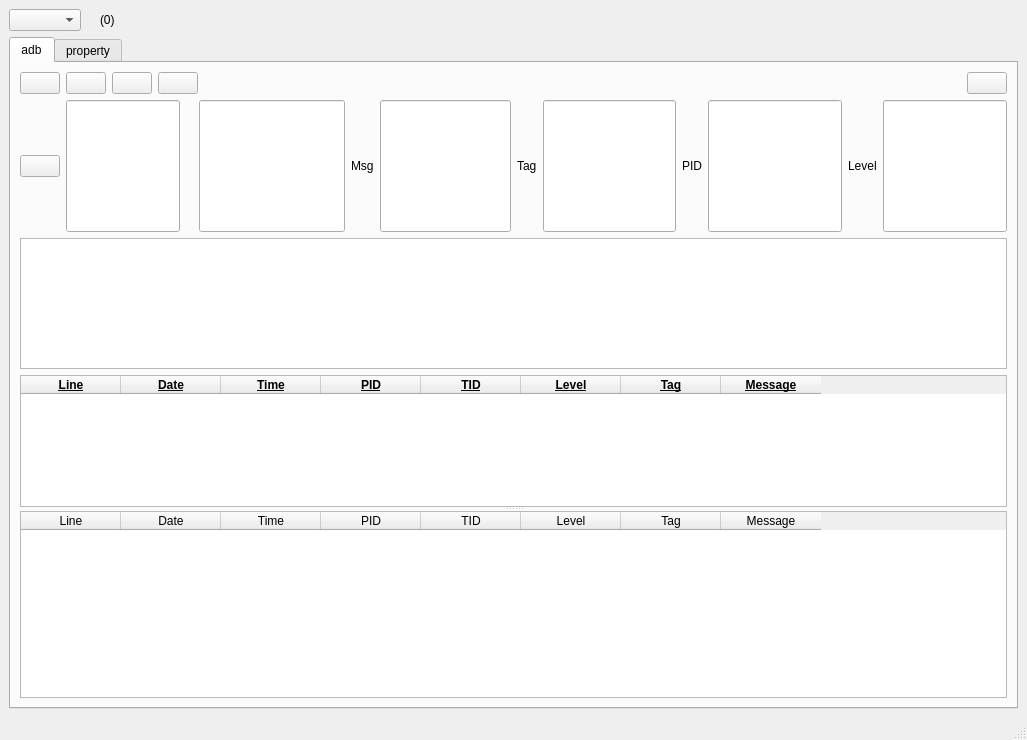
Before: the Qt Designer form src/forms/mainwindow.ui in truongnguyen4/tool-log, drawn with Qt 5.
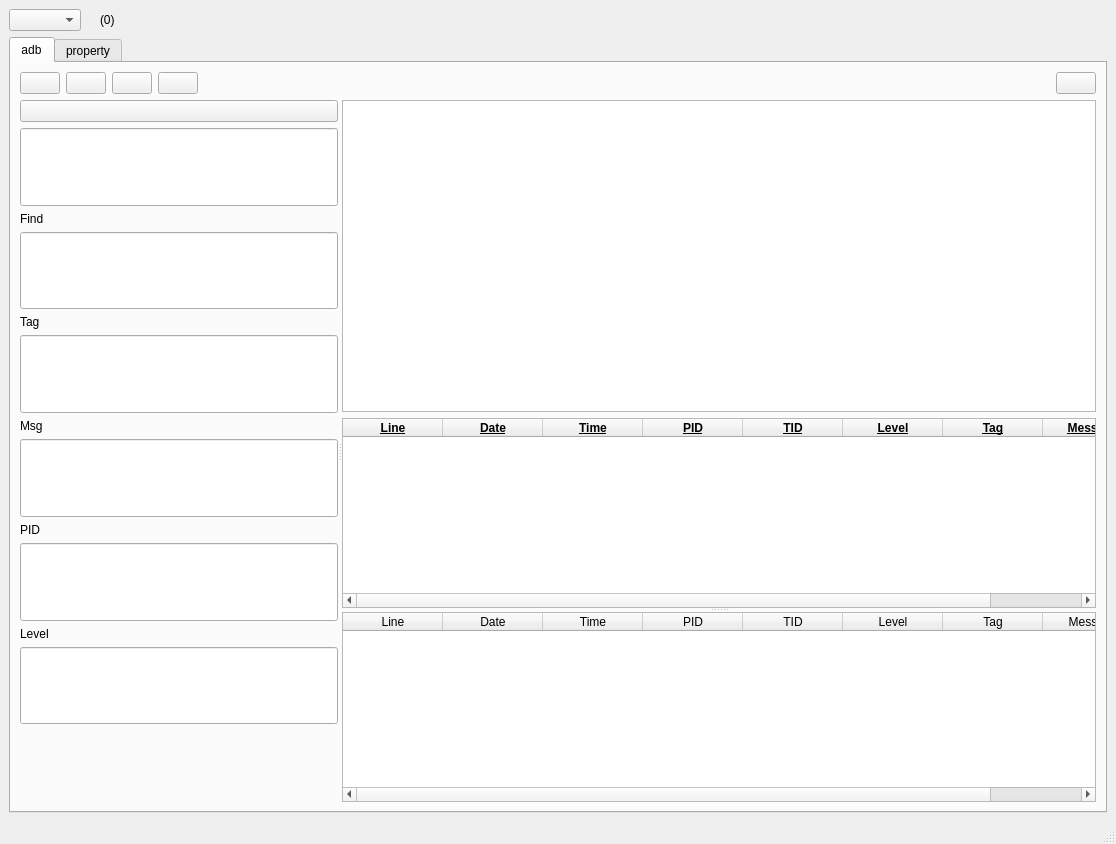
After: the same form once the commit is applied. Icons and pictures are not drawn.

```diff
--- a/src/forms/mainwindow.ui
+++ b/src/forms/mainwindow.ui
@@ -6,8 +6,8 @@
    <rect>
     <x>0</x>
     <y>0</y>
-    <width>1027</width>
-    <height>740</height>
+    <width>1116</width>
+    <height>844</height>
    </rect>
   </property>
   <property name="sizePolicy">
@@ -76,22 +76,14 @@
          <attribute name="title">
           <string>adb</string>
          </attribute>
-         <layout class="QVBoxLayout" name="verticalLayout_2">
+         <layout class="QVBoxLayout" name="verticalLayout_9">
           <item>
-           <widget class="QSplitter" name="splitter">
-            <property name="orientation">
-             <enum>Qt::Orientation::Vertical</enum>
-            </property>
-            <widget class="QWidget" name="verticalLayoutWidget">
-             <property name="focusPolicy">
-              <enum>Qt::FocusPolicy::NoFocus</enum>
-             </property>
-             <layout class="QVBoxLayout" name="verticalLayout" stretch="0,1,1,1">
-              <property name="sizeConstraint">
-               <enum>QLayout::SizeConstraint::SetMaximumSize</enum>
-              </property>
+           <layout class="QVBoxLayout" name="verticalLayout_7">
               <item>
                <layout class="QHBoxLayout" name="horizontalLayout_8">
+              <property name="sizeConstraint">
+               <enum>QLayout::SizeConstraint::SetMinimumSize</enum>
+              </property>
                 <item>
                  <widget class="QPushButton" name="start">
                   <property name="focusPolicy">
@@ -181,9 +173,24 @@
                </layout>
               </item>
               <item>
-               <layout class="QHBoxLayout" name="layout_filter">
-                <item>
-                 <layout class="QHBoxLayout" name="horizontalLayout">
+             <widget class="QSplitter" name="spl_filter_log">
+              <property name="sizePolicy">
+               <sizepolicy hsizetype="Minimum" vsizetype="Expanding">
+                <horstretch>0</horstretch>
+                <verstretch>0</verstretch>
+               </sizepolicy>
+              </property>
+              <property name="frameShadow">
+               <enum>QFrame::Shadow::Plain</enum>
+              </property>
+              <property name="orientation">
+               <enum>Qt::Orientation::Horizontal</enum>
+              </property>
+              <widget class="QWidget" name="verticalLayoutWidget_2">
+               <layout class="QVBoxLayout" name="verticalLayout_2">
+                <property name="sizeConstraint">
+                 <enum>QLayout::SizeConstraint::SetMinimumSize</enum>
+                </property>
                   <item>
                    <widget class="QPushButton" name="save_log">
                     <property name="focusPolicy">
@@ -211,20 +218,10 @@
                     </property>
                    </widget>
                   </item>
-                 </layout>
-                </item>
                 <item>
-                 <layout class="QHBoxLayout" name="horizontalLayout_6">
-                  <item>
-                   <widget class="QLabel" name="label_6">
-                    <property name="focusPolicy">
-                     <enum>Qt::FocusPolicy::NoFocus</enum>
-                    </property>
+                 <widget class="QLabel" name="label_8">
                     <property name="text">
-                     <string/>
-                    </property>
-                    <property name="pixmap">
-                     <pixmap resource="../../resource.qrc">:/icons/find.png</pixmap>
+                   <string>Find</string>
                     </property>
                    </widget>
                   </item>
@@ -244,10 +241,29 @@
                     </property>
                    </widget>
                   </item>
-                 </layout>
+                <item>
+                 <widget class="QLabel" name="label_3">
+                  <property name="focusPolicy">
+                   <enum>Qt::FocusPolicy::NoFocus</enum>
+                  </property>
+                  <property name="text">
+                   <string>Tag</string>
+                  </property>
+                 </widget>
                 </item>
                 <item>
-                 <layout class="QHBoxLayout" name="horizontalLayout_4">
+                 <widget class="QLineEdit" name="tag">
+                  <property name="sizePolicy">
+                   <sizepolicy hsizetype="Expanding" vsizetype="Expanding">
+                    <horstretch>0</horstretch>
+                    <verstretch>0</verstretch>
+                   </sizepolicy>
+                  </property>
+                  <property name="focusPolicy">
+                   <enum>Qt::FocusPolicy::StrongFocus</enum>
+                  </property>
+                 </widget>
+                </item>
                   <item>
                    <widget class="QLabel" name="label_4">
                     <property name="focusPolicy">
@@ -271,37 +287,6 @@
                     </property>
                    </widget>
                   </item>
-                 </layout>
-                </item>
-                <item>
-                 <layout class="QHBoxLayout" name="horizontalLayout_3">
-                  <item>
-                   <widget class="QLabel" name="label_3">
-                    <property name="focusPolicy">
-                     <enum>Qt::FocusPolicy::NoFocus</enum>
-                    </property>
-                    <property name="text">
-                     <string>Tag</string>
-                    </property>
-                   </widget>
-                  </item>
-                  <item>
-                   <widget class="QLineEdit" name="tag">
-                    <property name="sizePolicy">
-                     <sizepolicy hsizetype="Expanding" vsizetype="Expanding">
-                      <horstretch>0</horstretch>
-                      <verstretch>0</verstretch>
-                     </sizepolicy>
-                    </property>
-                    <property name="focusPolicy">
-                     <enum>Qt::FocusPolicy::StrongFocus</enum>
-                    </property>
-                   </widget>
-                  </item>
-                 </layout>
-                </item>
-                <item>
-                 <layout class="QHBoxLayout" name="horizontalLayout_5">
                   <item>
                    <widget class="QLabel" name="label_2">
                     <property name="focusPolicy">
@@ -325,10 +310,6 @@
                     </property>
                    </widget>
                   </item>
-                 </layout>
-                </item>
-                <item>
-                 <layout class="QHBoxLayout" name="horizontalLayout_2">
                   <item>
                    <widget class="QLabel" name="label_5">
                     <property name="focusPolicy">
@@ -352,10 +333,29 @@
                     </property>
                    </widget>
                   </item>
-                 </layout>
+                <item>
+                 <spacer name="verticalSpacer">
+                  <property name="orientation">
+                   <enum>Qt::Orientation::Vertical</enum>
+                  </property>
+                  <property name="sizeHint" stdset="0">
+                   <size>
+                    <width>20</width>
+                    <height>40</height>
+                   </size>
+                  </property>
+                 </spacer>
                 </item>
                </layout>
-              </item>
+              </widget>
+              <widget class="QWidget" name="verticalLayoutWidget">
+               <property name="focusPolicy">
+                <enum>Qt::FocusPolicy::NoFocus</enum>
+               </property>
+               <layout class="QVBoxLayout" name="verticalLayout" stretch="1,0">
+                <property name="sizeConstraint">
+                 <enum>QLayout::SizeConstraint::SetMaximumSize</enum>
+                </property>
               <item>
                <widget class="QTextEdit" name="log">
                 <property name="sizePolicy">
@@ -379,6 +379,10 @@
                </widget>
               </item>
               <item>
+                 <widget class="QSplitter" name="splitter_2">
+                  <property name="orientation">
+                   <enum>Qt::Orientation::Vertical</enum>
+                  </property>
                <widget class="QTableWidget" name="table_logs">
                 <property name="sizePolicy">
                  <sizepolicy hsizetype="Expanding" vsizetype="Expanding">
@@ -506,9 +510,6 @@
                  </property>
                 </column>
                </widget>
-              </item>
-             </layout>
-            </widget>
             <widget class="QTableWidget" name="table_logmark">
              <property name="sizePolicy">
               <sizepolicy hsizetype="Expanding" vsizetype="Expanding">
@@ -564,6 +565,12 @@
           </item>
          </layout>
         </widget>
+             </widget>
+            </item>
+           </layout>
+          </item>
+         </layout>
+        </widget>
         <widget class="QWidget" name="pg_property">
          <attribute name="title">
           <string>property</string>
@@ -644,29 +651,6 @@
                </property>
               </column>
              </widget>
-            </item>
-           </layout>
-          </item>
-          <item>
-           <layout class="QVBoxLayout" name="verticalLayout_6">
-            <item>
-             <layout class="QHBoxLayout" name="horizontalLayout_9">
-              <item>
-               <widget class="QLabel" name="label_8">
-                <property name="text">
-                 <string/>
-                </property>
-                <property name="pixmap">
-                 <pixmap resource="../../resource.qrc">:/icons/find.png</pixmap>
-                </property>
-               </widget>
-              </item>
-              <item>
-               <widget class="QLineEdit" name="property_filter"/>
-              </item>
-             </layout>
-            </item>
-            <item>
              <widget class="QTableWidget" name="table_property">
               <column>
                <property name="text">
```
Left out of the diff: 58 changed lines with no effect on the pictures. Lines whose indentation alone changed are shown as unchanged.
